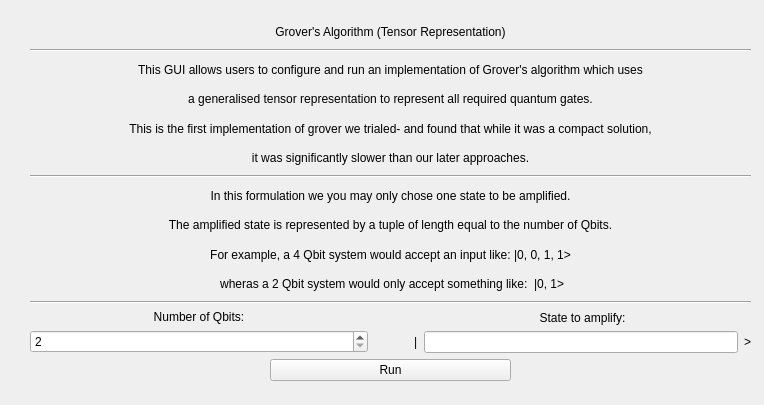
Before: the Qt Designer form resource/groverTens.ui in Quantum-Computing-GP-3/Simulated-Quantum-Computer, drawn with Qt 5.
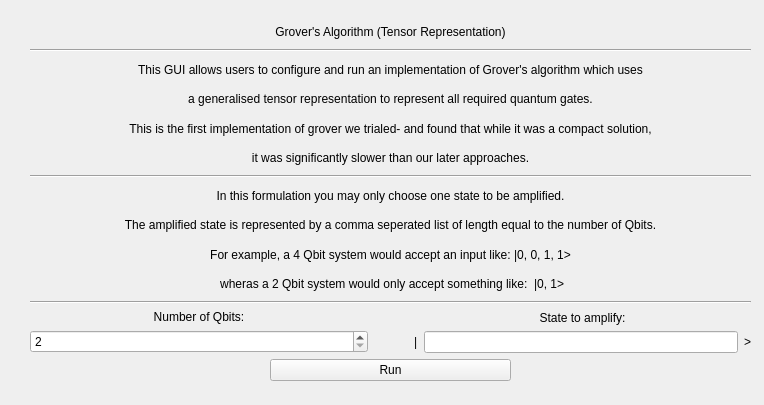
After: the same form once the commit is applied.

Commit message: Fix gap in input validation

What changed in the file:
```diff
--- a/resource/groverTens.ui
+++ b/resource/groverTens.ui
@@ -93,7 +93,7 @@
     <item>
      <widget class="QLabel" name="label_10">
       <property name="text">
-       <string>In this formulation we you may only chose one state to be amplified.</string>
+       <string>In this formulation you may only choose one state to be amplified.</string>
       </property>
       <property name="alignment">
        <set>Qt::AlignCenter</set>
@@ -103,7 +103,7 @@
     <item>
      <widget class="QLabel" name="label_11">
       <property name="text">
-       <string>The amplified state is represented by a tuple of length equal to the number of Qbits.</string>
+       <string>The amplified state is represented by a comma seperated list of length equal to the number of Qbits.</string>
       </property>
       <property name="alignment">
        <set>Qt::AlignCenter</set>
```
The commit also changes 1 other file.
